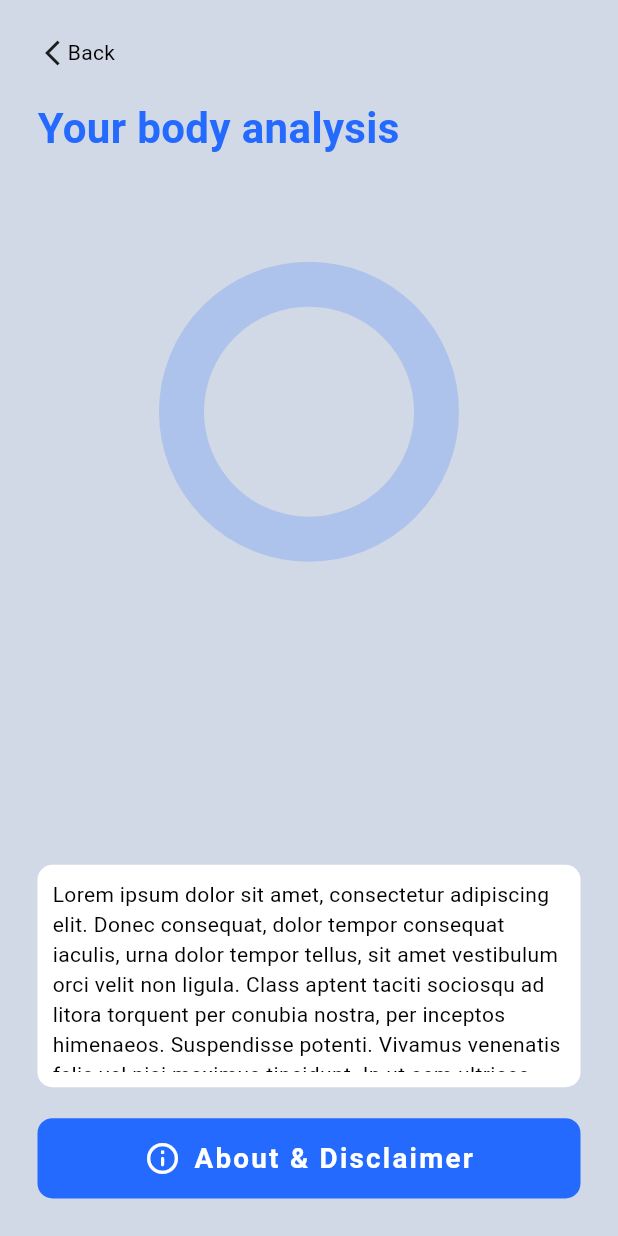
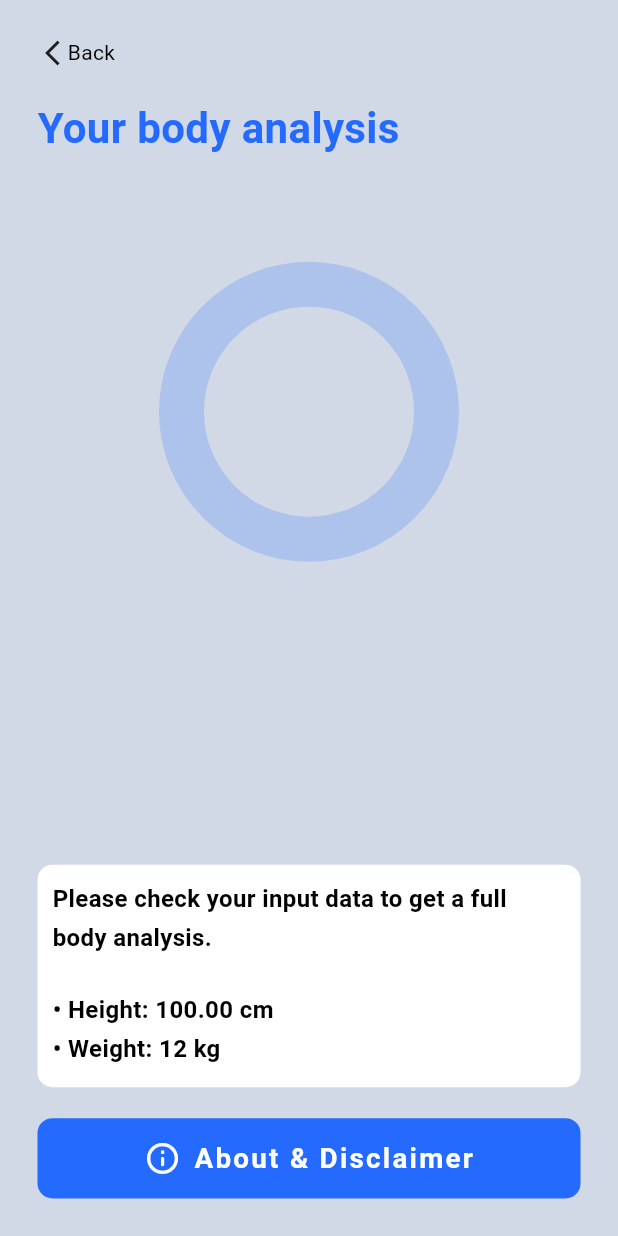
Before and after one commit to harshit2k4/YABC, a Flutter app: the AnalysisPage screen opened directly, on a phone screen of 412 x 824 dp. Run offline on Flutter 3.47's test engine with Material 3 defaults, Android fonts, the phone set to English and light mode, and no system bars; drawn by our look-alikes of percent_indicator; our stand-ins replace get, syncfusion_flutter_sliders.

Commit message:
feat: display BMI information on analysis page

```diff
--- a/lib/controllers/bmi_controller.dart
+++ b/lib/controllers/bmi_controller.dart
@@ -4,6 +4,7 @@ import 'package:get/get.dart';
 import 'package:yabc/controllers/age_weight_controller.dart';
 import 'package:yabc/controllers/gender_contoller.dart';
 import 'package:yabc/controllers/height_controller.dart';
+import 'package:yabc/data/bmi_content.dart';
 
 class BMIController extends GetxController {
   // init values;
@@ -64,4 +65,26 @@ class BMIController extends GetxController {
       colorStatus.value = const Color(0xFF246AFE); // Default primary blue
     }
   }
+
+  /// Fetches the summary line (Line 2) based on the current BMI status.
+  String getSummaryLine() {
+    final status = bmiStatus.value;
+
+    // Retrieve the summary from the map.
+    final contentMap = bmiAnalysisContent[status];
+
+    // Use null-aware operator (??) to provide a safe default message
+    // if the status key is not found (e.g., "Invalid Input").
+    return contentMap?["summary"] ??
+        "Please check your input data to get a full body analysis.";
+  }
+
+  /// Fetches the motivational quote (Line 3) based on the current BMI status.
+  String getQuote() {
+    final status = bmiStatus.value;
+    final contentMap = bmiAnalysisContent[status];
+
+    return contentMap?["quote"] ??
+        "“Health is a state of body, a state of mind, a state of life.”";
+  }
 }
--- a/lib/ui/analysis_page.dart
+++ b/lib/ui/analysis_page.dart
@@ -120,7 +120,7 @@ class AnalysisPage extends StatelessWidget {
                 ),
               ),
 
-              // Placeholder text container
+              // BMI Information Text
               SizedBox(height: mediumGap),
               Container(
                 height: textContainerHeight,
@@ -130,9 +130,56 @@ class AnalysisPage extends StatelessWidget {
                   borderRadius: BorderRadius.circular(10),
                 ),
                 child: SingleChildScrollView(
-                  child: Text(
-                    "Lorem ipsum dolor sit amet, consectetur adipiscing elit. Donec consequat, dolor tempor consequat iaculis, urna dolor tempor tellus, sit amet vestibulum orci velit non ligula. Class aptent taciti sociosqu ad litora torquent per conubia nostra, per inceptos himenaeos. Suspendisse potenti. Vivamus venenatis felis vel nisi maximus tincidunt. In ut sem ultrices, aliquam lorem egestas, vestibulum neque. Suspendisse non imperdiet elit. Phasellus eget semper dui, vitae volutpat ex. Duis malesuada ante vel est semper semper. Aenean eget aliquet mi, non sollicitudin nunc."
-                    "Nulla in augue lectus. Donec in auctor sapien. Aliquam erat volutpat. Morbi lorem libero, consectetur convallis metus sit amet, auctor dapibus odio. Nulla fringilla tempor quam eget posuere. Interdum et malesuada fames ac ante ipsum primis in faucibus. In hac habitasse platea dictumst. Aliquam et nulla gravida, scelerisque est vel, lobortis libero. Suspendisse sodales euismod lectus, non posuere felis facilisis at. Praesent et diam felis. Suspendisse tempus ac quam non lacinia. Nulla posuere felis at faucibus egestas. Curabitur cursus lacus eu nulla posuere condimentum. Vivamus id erat eros.",
+                  child: Obx(
+                    () => Text.rich(
+                      TextSpan(
+                        children: [
+                          TextSpan(
+                            text: bmiController
+                                .getSummaryLine(), // Calls the new helper
+                            style: TextStyle(
+                              fontWeight: FontWeight.w600,
+                              fontSize: 16,
+                              color: Theme.of(
+                                context,
+                              ).colorScheme.onSurfaceVariant,
+                            ),
+                          ),
+                          const TextSpan(text: '\n\n'), // More spacing
+                          TextSpan(
+                            text:
+                                '• Height: ${bmiController.heightController.height.value.toStringAsFixed(2)} cm\n'
+                                '• Weight: ${bmiController.ageWeightController.weight.value.toStringAsFixed(0)} kg\n'
+                                '• Age: ${bmiController.ageWeightController.age.value}\n'
+                                '• Gender: ${bmiController.genderContoller.rxGender.value}',
+                            style: TextStyle(
+                              fontWeight: FontWeight.bold,
+                              fontSize: 16,
+                              color: Theme.of(context).colorScheme.onSurface,
+                            ),
+                          ),
+                          const TextSpan(text: '\n\n'),
+                          TextSpan(
+                            text: bmiController
+                                .getQuote(), // Calls the new helper
+                            style: TextStyle(
+                              fontStyle: FontStyle.italic,
+                              fontSize: 14,
+                              color: Theme.of(
+                                context,
+                              ).colorScheme.onSurface.withOpacity(0.7),
+                            ),
+                          ),
+                        ],
+                      ),
+                      // Base style for the entire TextSpan
+                      style: DefaultTextStyle.of(context).style.copyWith(
+                        fontSize: 14,
+                        height: 1.6,
+                        color: Theme.of(context).colorScheme.onSurface,
+                        decoration: TextDecoration.none,
+                      ),
+                    ),
                   ),
                 ),
               ),
```
